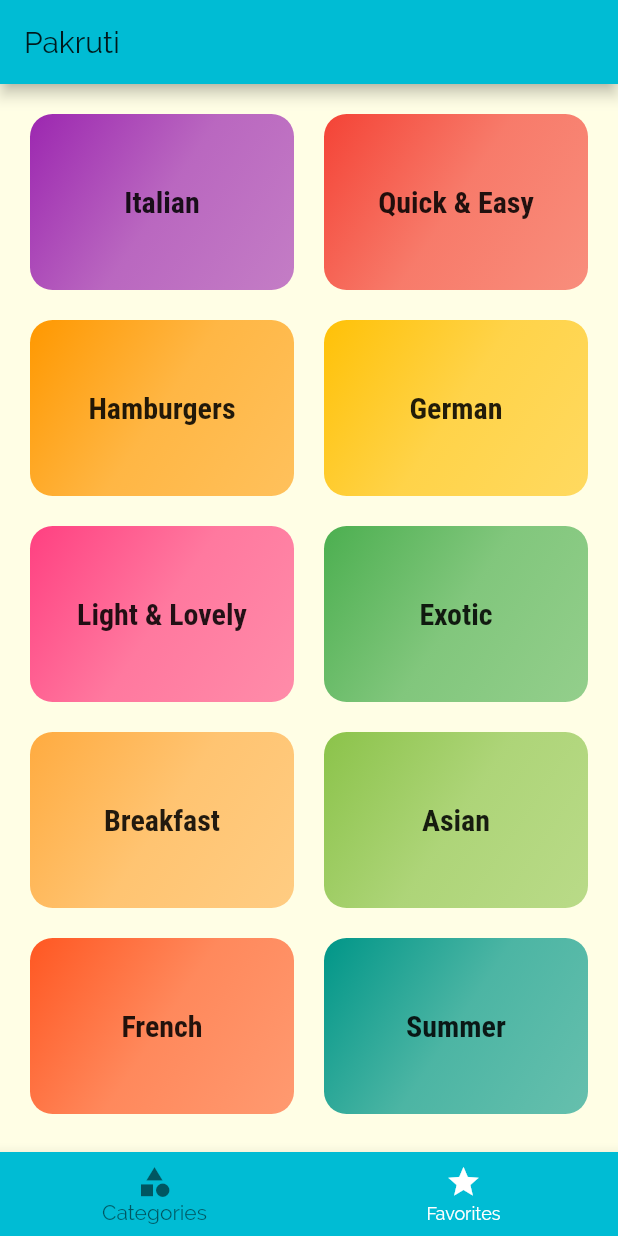
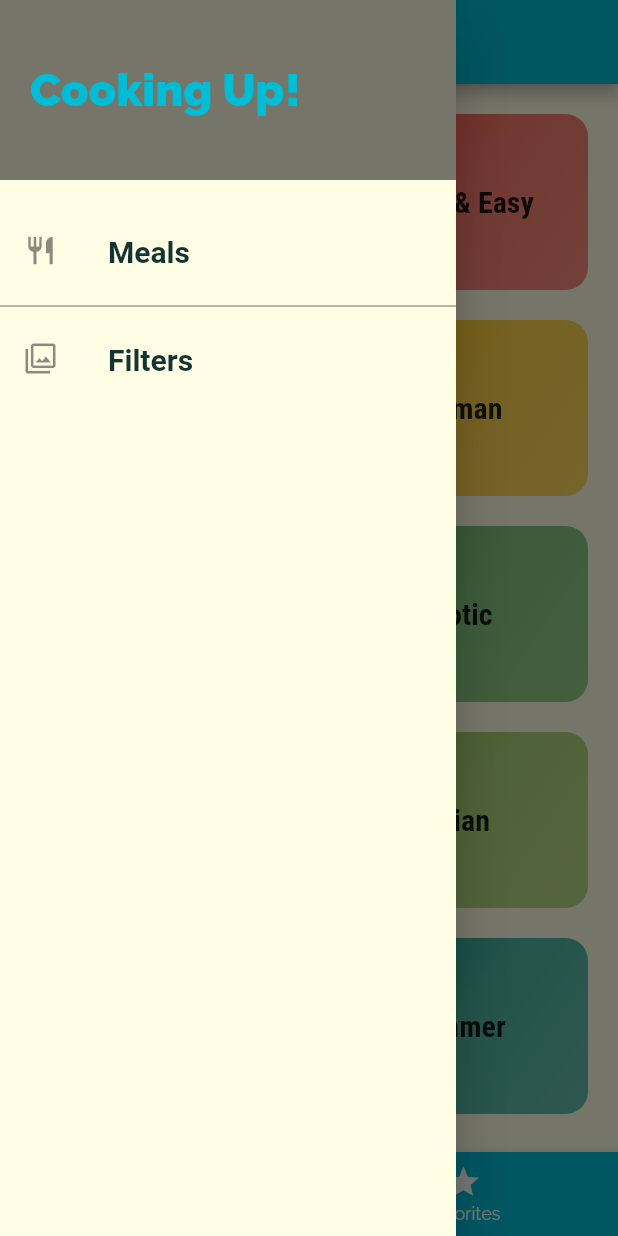
Before and after one commit to pushkarmahajan/Pakruti, a Flutter app: the screen it shows after launch, with the side drawer open (before the commit the screen has no drawer), on a phone screen of 412 x 824 dp. Run offline on Flutter 3.47's test engine with Material 2 defaults, Android fonts, the phone set to English and light mode, and no system bars; Roboto replaces fonts that are missing (RobotoCondesed).

Commit message:
Adding Drawer

```diff
--- a/lib/main.dart
+++ b/lib/main.dart
@@ -1,4 +1,5 @@
 import 'package:flutter/material.dart';
+import 'package:pakruti/screens/filters_screen.dart';
 import 'file:///D:/flutter_projects/pakruti/lib/screens/categories_screen.dart';
 import 'file:///D:/flutter_projects/pakruti/lib/screens/category_meals_screen.dart';
 import 'package:pakruti/screens/meal_detail_screen.dart';
@@ -32,11 +33,12 @@ class MyApp extends StatelessWidget {
         )
       ),
       // home: CategoriesScreen(),
-      initialRoute: '/Pakruti_home',
+      initialRoute: '/',
       routes: {
-        '/Pakruti_home': (ctx) => TabsScreen(),
+        '/': (ctx) => TabsScreen(),
         CategoryMealsScreen.RouteName : (ctx) => CategoryMealsScreen(),
         MealDetailScreen.RouteName : (ctx) => MealDetailScreen(),
+        FiltersScreen.RouteName : (ctx) => FiltersScreen(),
       },
       // onGenerateRoute: ,
     );
--- /dev/null
+++ b/lib/screens/filters_screen.dart
@@ -0,0 +1,16 @@
+import 'package:flutter/material.dart';
+import 'package:pakruti/widgets/main_drawer.dart';
+class FiltersScreen extends StatelessWidget {
+  static const RouteName = '/filterScreen';
+  @override
+  Widget build(BuildContext context) {
+    return Scaffold(
+      appBar: AppBar(title: Text('Filters'),),
+      drawer: MainDrawer()
+      ,
+      body: Center(
+        child: Text('Filters',style: TextStyle(fontSize: 50),),
+      ),
+    );
+  }
+}
--- a/lib/screens/tab_screen.dart
+++ b/lib/screens/tab_screen.dart
@@ -1,5 +1,6 @@
 import 'package:flutter/material.dart';
 import 'package:pakruti/screens/favorite_screen.dart';
+import 'package:pakruti/widgets/main_drawer.dart';
 import 'categories_screen.dart';
 
 class TabsScreen extends StatefulWidget {
@@ -26,6 +27,7 @@ class _TabsScreenState extends State<TabsScreen> {
       appBar: AppBar(
         title: Text('Pakruti'),
       ),
+      drawer: MainDrawer(),
       body: _pages[_selectedPageIndex],
       bottomNavigationBar: BottomNavigationBar(
         onTap: _selectPage,
--- /dev/null
+++ b/lib/widgets/main_drawer.dart
@@ -0,0 +1,67 @@
+import 'package:flutter/material.dart';
+import 'package:pakruti/screens/filters_screen.dart';
+
+class MainDrawer extends StatelessWidget {
+  Widget buildListTile(String title, IconData icon, Function tapHandler) {
+    return ListTile(
+      leading: Icon(
+        icon,
+        size: 22,
+      ),
+      title: Text(
+        title,
+        style: TextStyle(
+          fontFamily: 'RobotoCondesed',
+          fontSize: 20,
+          fontWeight: FontWeight.bold,
+        ),
+      ),
+      onTap: tapHandler,
+    );
+  }
+
+  @override
+  Widget build(BuildContext context) {
+    return Drawer(
+      child: Column(
+        children: [
+          Container(
+            height: 120,
+            width: double.infinity,
+            padding: EdgeInsets.all(20),
+            alignment: Alignment.centerLeft,
+            color: Theme.of(context).accentColor,
+            child: Text(
+              'Cooking Up!',
+              style: TextStyle(
+                  fontWeight: FontWeight.w900,
+                  fontSize: 30,
+                  color: Theme.of(context).primaryColor),
+            ),
+          ),
+          SizedBox(
+            height: 20,
+          ),
+          buildListTile(
+            "Meals",
+            Icons.restaurant,
+            () {
+              Navigator.of(context).pushReplacementNamed('/');
+            },
+          ),
+          Divider(
+            color: Colors.black54,
+            thickness: 0.7,
+          ),
+          buildListTile(
+            "Filters",
+            Icons.filter,
+            () {
+              Navigator.of(context).pushReplacementNamed(FiltersScreen.RouteName);
+            },
+          ),
+        ],
+      ),
+    );
+  }
+}
```
